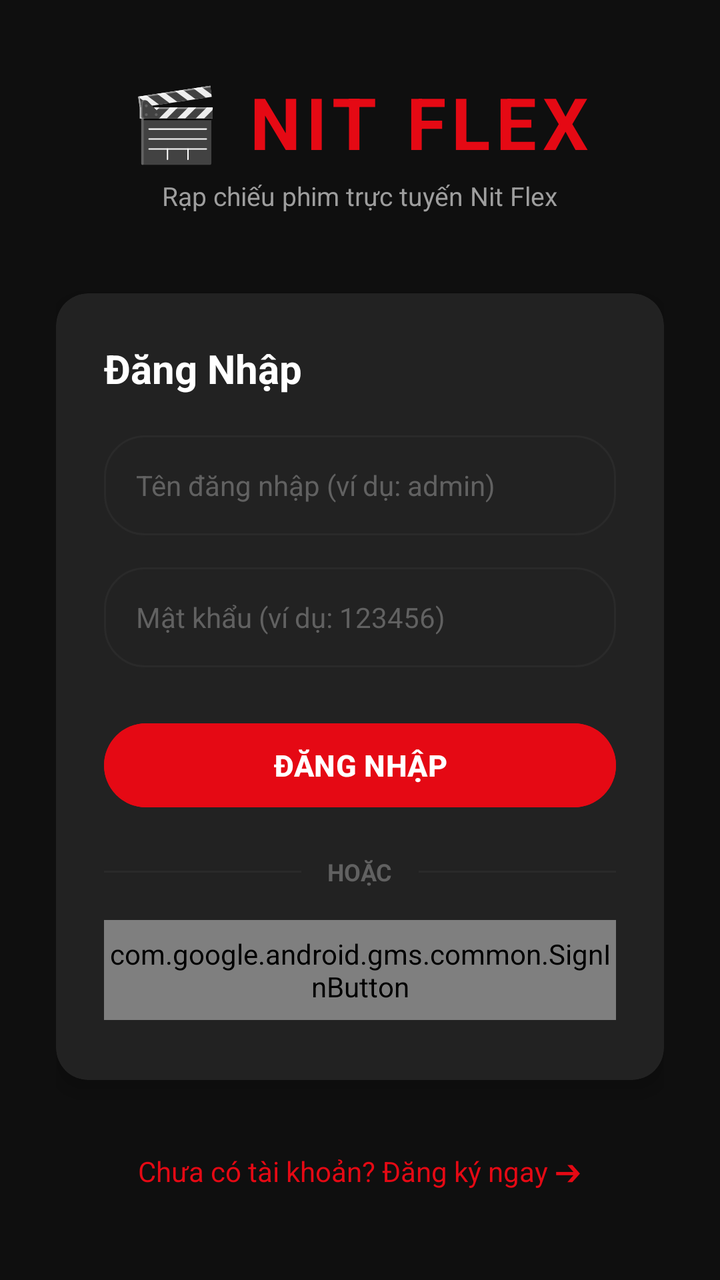
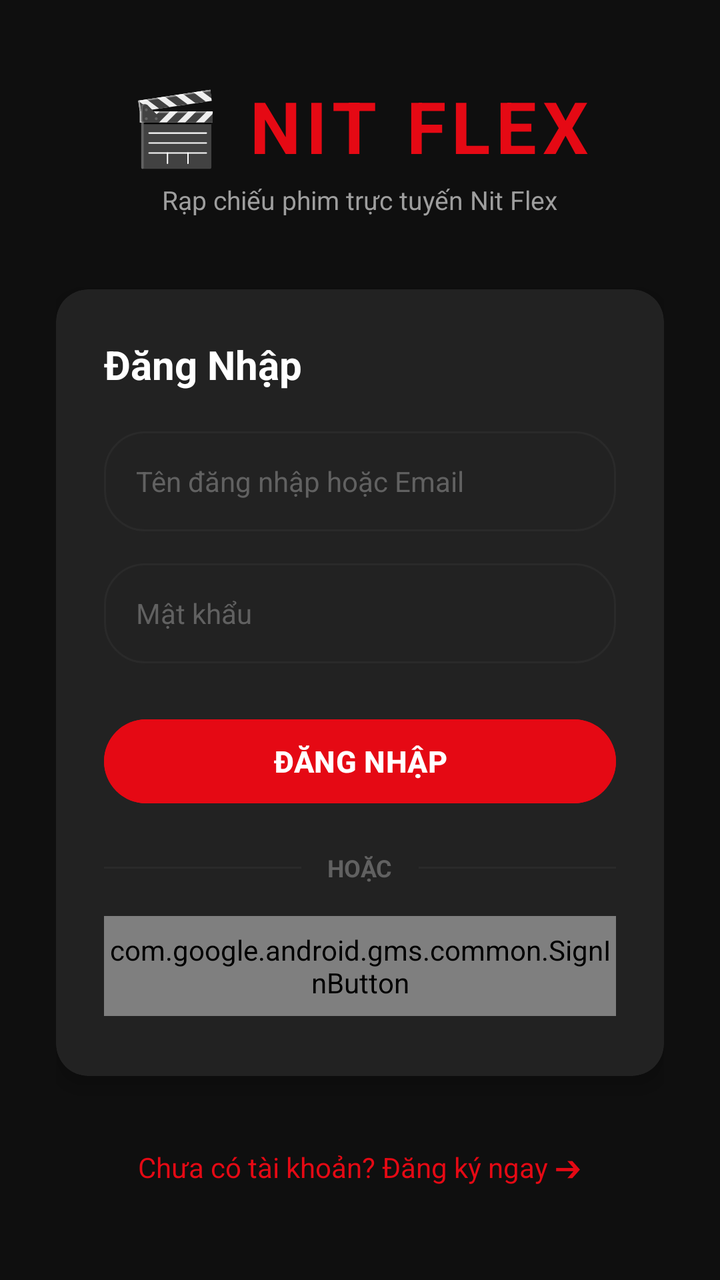

Two renders of the same Android screen: before a commit and after it. Below are the layout's source before the change and the commit's diff.
<!-- AndroidManifest.xml: application theme Theme.Backup -->
<!-- res/layout/activity_login.xml -->
<?xml version="1.0" encoding="utf-8"?>
<ScrollView xmlns:android="http://schemas.android.com/apk/res/android"
    xmlns:app="http://schemas.android.com/apk/res-auto"
    android:layout_width="match_parent"
    android:layout_height="match_parent"
    android:background="@color/bg_dark"
    android:fillViewport="true">

    <LinearLayout
        android:layout_width="match_parent"
        android:layout_height="wrap_content"
        android:orientation="vertical"
        android:padding="28dp"
        android:gravity="center">

        
        <TextView
            android:layout_width="wrap_content"
            android:layout_height="wrap_content"
            android:text="🎬 NIT FLEX"
            android:textColor="@color/primary_red"
            android:textSize="36sp"
            android:letterSpacing="0.08"
            android:textStyle="bold" />

        <TextView
            android:layout_width="wrap_content"
            android:layout_height="wrap_content"
            android:text="Rạp chiếu phim trực tuyến Nit Flex"
            android:textColor="@color/text_gray"
            android:textSize="13sp"
            android:layout_marginTop="4dp"
            android:layout_marginBottom="40dp" />

        
        <androidx.cardview.widget.CardView
            android:layout_width="match_parent"
            android:layout_height="wrap_content"
            app:cardCornerRadius="16dp"
            app:cardElevation="6dp"
            app:cardBackgroundColor="@color/bg_card">

            <LinearLayout
                android:layout_width="match_parent"
                android:layout_height="wrap_content"
                android:orientation="vertical"
                android:padding="24dp">

                <TextView
                    android:layout_width="match_parent"
                    android:layout_height="wrap_content"
                    android:text="Đăng Nhập"
                    android:textColor="@color/text_white"
                    android:textSize="20sp"
                    android:textStyle="bold"
                    android:layout_marginBottom="20dp" />

                <EditText
                    android:id="@+id/etUsername"
                    android:layout_width="match_parent"
                    android:layout_height="50dp"
                    android:background="@drawable/bg_genre_chip"
                    android:hint="Tên đăng nhập (ví dụ: admin)"
                    android:textColorHint="@color/text_gray_dark"
                    android:textColor="@color/text_white"
                    android:paddingStart="16dp"
                    android:paddingEnd="16dp"
                    android:textSize="14sp"
                    android:layout_marginBottom="16dp" />

                <EditText
                    android:id="@+id/etPassword"
                    android:layout_width="match_parent"
                    android:layout_height="50dp"
                    android:background="@drawable/bg_genre_chip"
                    android:hint="Mật khẩu (ví dụ: 123456)"
                    android:inputType="textPassword"
                    android:textColorHint="@color/text_gray_dark"
                    android:textColor="@color/text_white"
                    android:paddingStart="16dp"
                    android:paddingEnd="16dp"
                    android:textSize="14sp"
                    android:layout_marginBottom="24dp" />

                <Button
                    android:id="@+id/btnLogin"
                    android:layout_width="match_parent"
                    android:layout_height="50dp"
                    android:text="ĐĂNG NHẬP"
                    android:backgroundTint="@color/primary_red"
                    android:textColor="@color/text_white"
                    android:textSize="15sp"
                    android:textStyle="bold" />

                
                <LinearLayout
                    android:layout_width="match_parent"
                    android:layout_height="wrap_content"
                    android:orientation="horizontal"
                    android:gravity="center"
                    android:layout_marginTop="20dp"
                    android:layout_marginBottom="16dp">

                    <View
                        android:layout_width="0dp"
                        android:layout_height="1dp"
                        android:layout_weight="1"
                        android:background="@color/divider_color" />

                    <TextView
                        android:layout_width="wrap_content"
                        android:layout_height="wrap_content"
                        android:text=" HOẶC "
                        android:textColor="@color/text_gray_dark"
                        android:textSize="12sp"
                        android:textStyle="bold"
                        android:layout_marginHorizontal="10dp" />

                    <View
                        android:layout_width="0dp"
                        android:layout_height="1dp"
                        android:layout_weight="1"
                        android:background="@color/divider_color" />
                </LinearLayout>

                <com.google.android.gms.common.SignInButton
                    android:id="@+id/sign_in_button"
                    android:layout_width="match_parent"
                    android:layout_height="50dp"
                    android:layout_marginBottom="6dp" />

            </LinearLayout>

        </androidx.cardview.widget.CardView>

        <TextView
            android:id="@+id/tvGoToRegister"
            android:layout_width="wrap_content"
            android:layout_height="wrap_content"
            android:text="Chưa có tài khoản? Đăng ký ngay ➔"
            android:textColor="@color/primary_red"
            android:textSize="14sp"
            android:layout_marginTop="28dp"
            android:padding="8dp" />

    </LinearLayout>
</ScrollView>
<!-- resources referenced by this layout -->
<resources>
  <color name="bg_card">#222222</color>
  <color name="bg_dark">#0F0F0F</color>
  <color name="divider_color">#2A2A2A</color>
  <color name="primary_red">#E50914</color>
  <color name="text_gray">#9E9E9E</color>
  <color name="text_gray_dark">#616161</color>
  <color name="text_white">#FFFFFF</color>
  <!-- drawable bg_genre_chip (drawable) -->
  <?xml version="1.0" encoding="utf-8"?>
  <shape xmlns:android="http://schemas.android.com/apk/res/android">
      <corners android:radius="20dp" />
      <solid android:color="@color/bg_card" />
      <stroke android:width="1dp" android:color="@color/divider_color" />
  </shape>
  <style name="Theme.Backup" parent="Base.Theme.Backup" />
  <style name="Base.Theme.Backup" parent="Theme.Material3.Dark.NoActionBar">
          <item name="colorPrimary">@color/primary_red</item>
          <item name="colorSecondary">@color/accent_gold</item>
          <item name="android:windowBackground">@color/bg_dark</item>
          <item name="android:statusBarColor">@color/bg_dark</item>
          <item name="android:navigationBarColor">@color/bg_surface</item>
      </style>
  <color name="accent_gold">#FFC107</color>
  <color name="bg_surface">#1A1A1A</color>
</resources>

<!-- the commit's change to res/layout/activity_login.xml (unified diff, before → after) -->
@@ -30,7 +30,7 @@
             android:textColor="@color/text_gray"
             android:textSize="13sp"
             android:layout_marginTop="4dp"
-            android:layout_marginBottom="40dp" />
+            android:layout_marginBottom="36dp" />
 
         
         <androidx.cardview.widget.CardView
@@ -60,27 +60,30 @@
                     android:layout_width="match_parent"
                     android:layout_height="50dp"
                     android:background="@drawable/bg_genre_chip"
-                    android:hint="Tên đăng nhập (ví dụ: admin)"
+                    android:hint="Tên đăng nhập hoặc Email"
                     android:textColorHint="@color/text_gray_dark"
                     android:textColor="@color/text_white"
                     android:paddingStart="16dp"
                     android:paddingEnd="16dp"
                     android:textSize="14sp"
-                    android:layout_marginBottom="16dp" />
+                    android:layout_marginBottom="16dp"
+                    android:inputType="textNoSuggestions"
+                    android:maxLines="1" />
 
                 <EditText
                     android:id="@+id/etPassword"
                     android:layout_width="match_parent"
                     android:layout_height="50dp"
                     android:background="@drawable/bg_genre_chip"
-                    android:hint="Mật khẩu (ví dụ: 123456)"
+                    android:hint="Mật khẩu"
                     android:inputType="textPassword"
                     android:textColorHint="@color/text_gray_dark"
                     android:textColor="@color/text_white"
                     android:paddingStart="16dp"
                     android:paddingEnd="16dp"
                     android:textSize="14sp"
-                    android:layout_marginBottom="24dp" />
+                    android:layout_marginBottom="24dp"
+                    android:maxLines="1" />
 
                 <Button
                     android:id="@+id/btnLogin"
